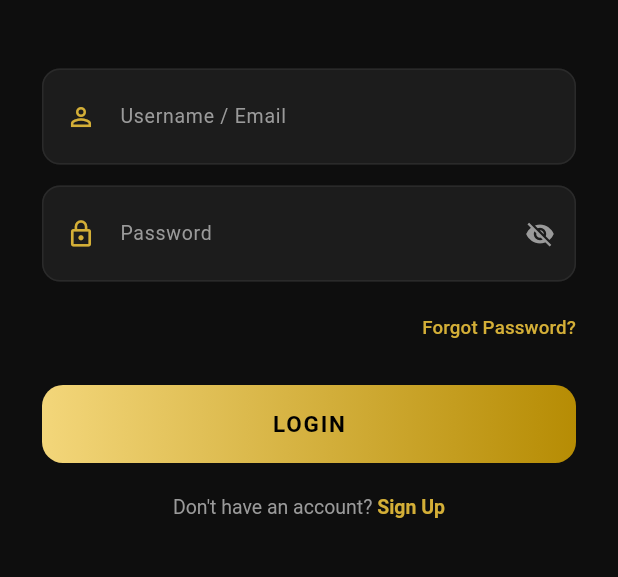
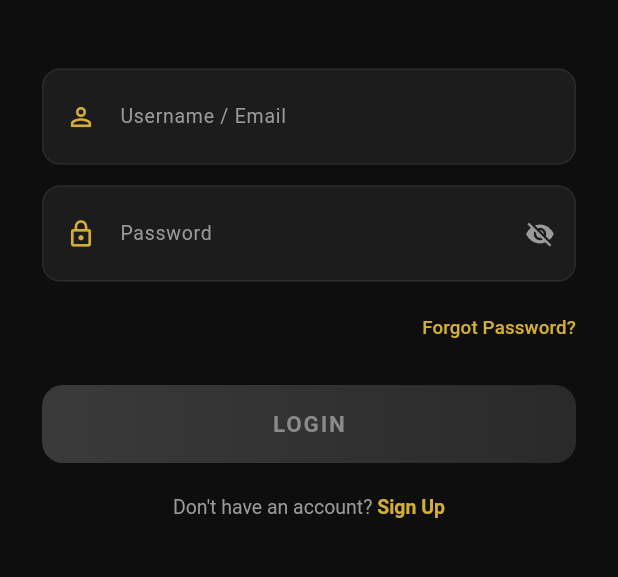
Before and after one commit to j4ne-ctrl/CinePlay_Jane, a Flutter app: the screen it shows after launch, on a phone screen of 412 x 824 dp, the part 524-1101 px from its top. Run offline on Flutter 3.47's test engine with Material 3 defaults, Android fonts, the phone set to English and light mode, and no system bars.

Commit message:
Update loginpage.dart

```diff
--- a/lib/loginpage.dart
+++ b/lib/loginpage.dart
@@ -11,6 +11,26 @@ class _LoginPageState extends State<LoginPage> {
   final TextEditingController _usernameController = TextEditingController();
   final TextEditingController _passwordController = TextEditingController();
   bool _obscurePassword = true;
+
+  // true kalau username dan password sama-sama sudah diisi
+  bool get _isFilled =>
+      _usernameController.text.trim().isNotEmpty &&
+      _passwordController.text.isNotEmpty;
+
+  @override
+  void initState() {
+    super.initState();
+    // rebuild layar tiap kali isi kolom berubah, supaya tombol ikut update
+    _usernameController.addListener(() => setState(() {}));
+    _passwordController.addListener(() => setState(() {}));
+  }
+
+  @override
+  void dispose() {
+    _usernameController.dispose();
+    _passwordController.dispose();
+    super.dispose();
+  }
 
   void _handleLogin() {
     Navigator.pushReplacementNamed(
@@ -142,8 +162,15 @@ class _LoginPageState extends State<LoginPage> {
                       child: DecoratedBox(
                         decoration: BoxDecoration(
                           borderRadius: BorderRadius.circular(14),
-                          gradient: const LinearGradient(
+                          // emas kalau sudah terisi, abu-abu kalau belum
+                          gradient: _isFilled
+                              ? const LinearGradient(
                                   colors: [Color(0xFFF3D67A), Color.fromARGB(255, 182, 140, 4)],
+                                  begin: Alignment.centerLeft,
+                                  end: Alignment.centerRight,
+                                )
+                              : const LinearGradient(
+                                  colors: [Color(0xFF3A3A3A), Color(0xFF2A2A2A)],
                                   begin: Alignment.centerLeft,
                                   end: Alignment.centerRight,
                                 ),
@@ -152,14 +179,15 @@ class _LoginPageState extends State<LoginPage> {
                           color: Colors.transparent,
                           child: InkWell(
                             borderRadius: BorderRadius.circular(14),
-                            onTap: _handleLogin,
-                            child: const Center(
+                            // null = tombol tidak bisa diklik
+                            onTap: _isFilled ? _handleLogin : null,
+                            child: Center(
                               child: Text(
                                 'LOGIN',
                                 style: TextStyle(
                                   fontSize: 15,
                                   fontWeight: FontWeight.bold,
-                                  color: Colors.black,
+                                  color: _isFilled ? Colors.black : const Color(0xFF8A8A8A),
                                   letterSpacing: 1.2,
                                 ),
                               ),
```
Lines whose indentation alone changed are shown as unchanged.
